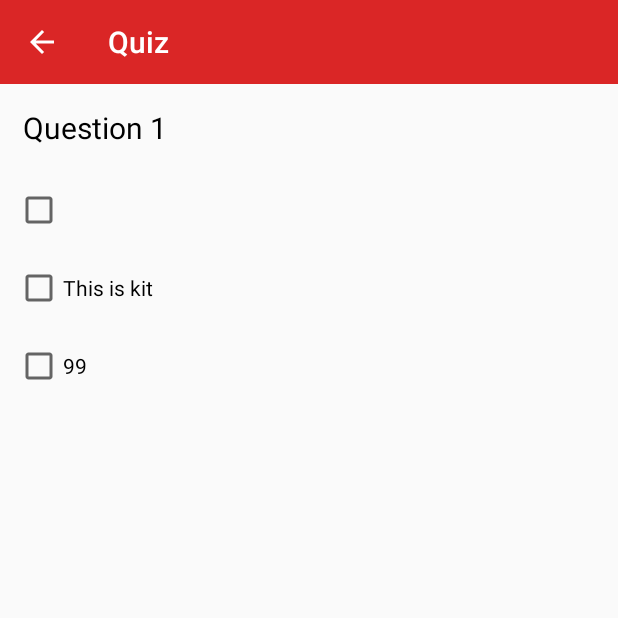
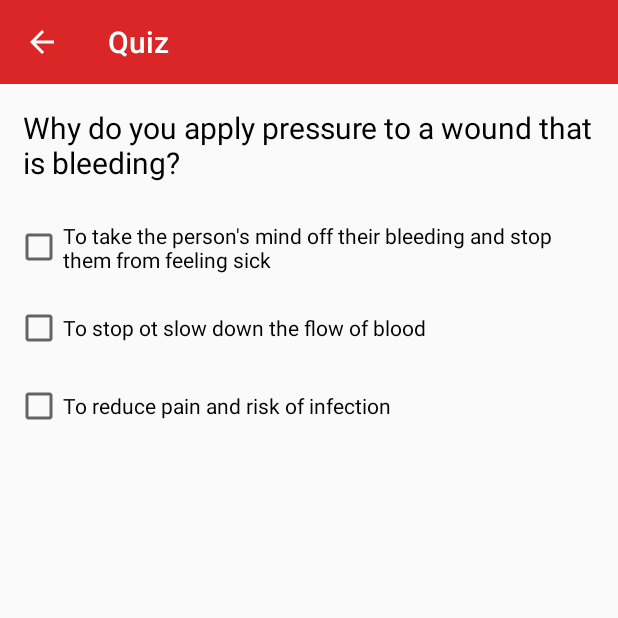
Before and after one commit to Gulsher6862/NewFirstAid, an Android app: the QuizScreen screen opened directly, with no data from a screen before it, on a phone screen of 412 x 824 dp, the top half of it. Run offline under Robolectric (Android 15) with nearby library versions, the light colour scheme and no system bars; Roboto replaces fonts that are not available here.

Commit message:
Added questions

```diff
--- a/app/src/main/java/com/example/firstaid/QuizScreen.java
+++ b/app/src/main/java/com/example/firstaid/QuizScreen.java
@@ -79,10 +79,10 @@ public class QuizScreen extends AppCompatActivity {
         customLayoutManager.setScrollEnabled(false);
         recyclerView.setAdapter(adapter);
 
-        list.add(new quiz_model("1","Question 1","","This is kit","99",""));
-        list.add(new quiz_model("1","Question 2","","This is kit","99",""));
-        list.add(new quiz_model("1","Question 3","","This is kit","99",""));
-        list.add(new quiz_model("1","Question 4","","This is kit","99",""));
+        list.add(new quiz_model("1","Why do you apply pressure to a wound that is bleeding?","To take the person's mind off their bleeding and stop them from feeling sick","To stop ot slow down the flow of blood","To reduce pain and risk of infection",""));
+        list.add(new quiz_model("1","Which of following could indicate that someone is having a heart attack?","Sweating","Sore toes","Pain in arms",""));
+        list.add(new quiz_model("1","You are at a family get together and your uncle starts complaining of severe crushing pains in his chest. Whose advice should you listen to?","Uncle Larry,Oh he will be alright, Let him rest for half an hour. It's probably just last night's dinner. ","Cousin Tim, Sit him down and call an ambulance right away","Nan, Just help him upstairs to lie down",""));
+        list.add(new quiz_model("1","You are in a busy cafe. You notice that a woman on the table next to you has stopped talking, is turning red and clutching her throat. You ask her if she is choking and she nods yes. She is panicking and can't breathe. What do you do next?","Encourage her to try and breathe through her nose","Help her drink some water","Hit her firmly on her back 5 times followed by 5 quick abdominal thrusts",""));
         adapter.notifyDataSetChanged();
     }
 
```
